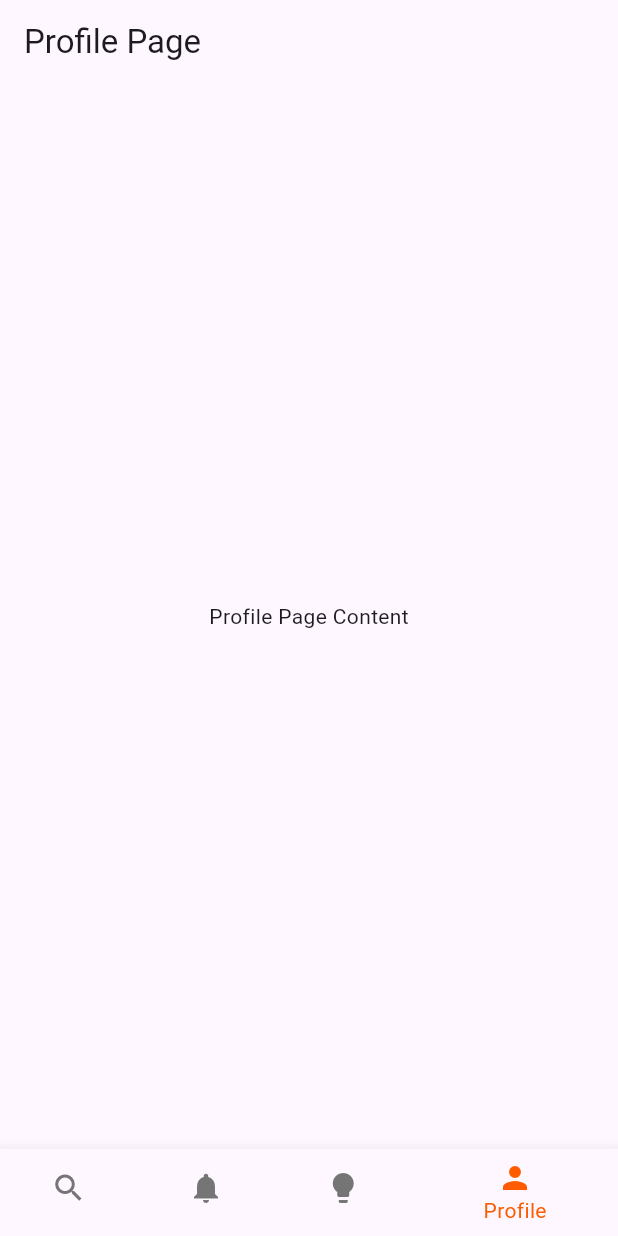
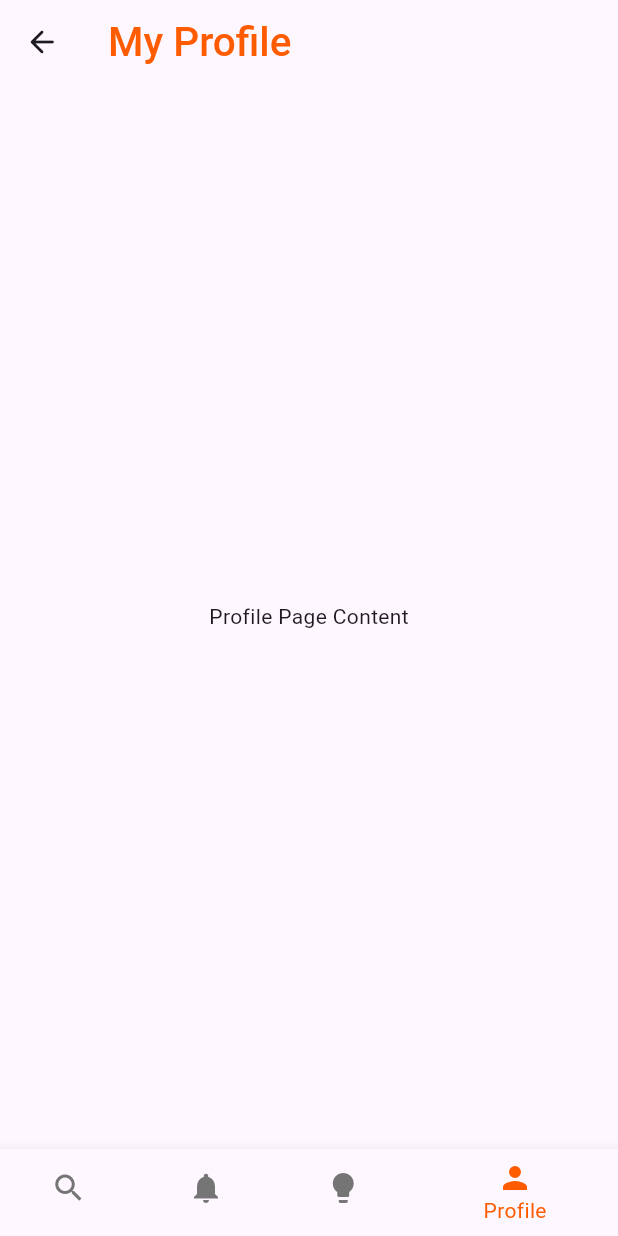
Before and after one commit to TeamTechSamurais/Panchikawatta_Frontend, a Flutter app: the screen it shows after launch, item 4 of the bottom bar chosen, on a phone screen of 412 x 824 dp. Run offline on Flutter 3.47's test engine with Material 3 defaults, Android fonts, the phone set to English and light mode, and no system bars.

Commit message:
Updated profile page

```diff
--- a/panchikawatta/lib/screens/profile_page.dart
+++ b/panchikawatta/lib/screens/profile_page.dart
@@ -8,7 +8,20 @@ class profile_page extends StatelessWidget {
   Widget build(BuildContext context) {
     return Scaffold(
       appBar: AppBar(
-        title: const Text('Profile Page'),
+        leading: IconButton(
+          icon: const Icon(Icons.arrow_back_rounded),
+          onPressed: () {
+            Navigator.pop(context);
+          },
+        ),
+        title: const Text(
+          'My Profile',
+          style: TextStyle(
+            color: Color(0xFFFF5C01),
+            fontSize: 27,
+            fontWeight: FontWeight.w500,
+          ),
+        ),
       ),
       body: const Center(
         child: Text('Profile Page Content'),
```
